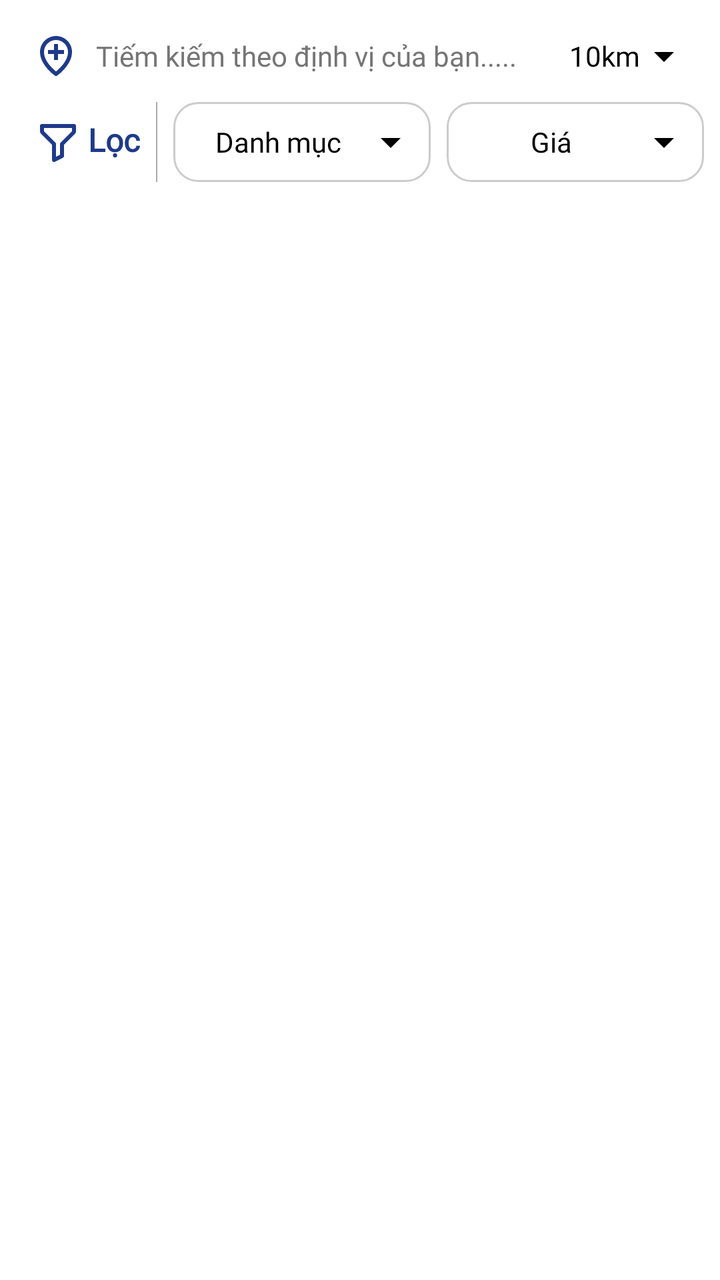
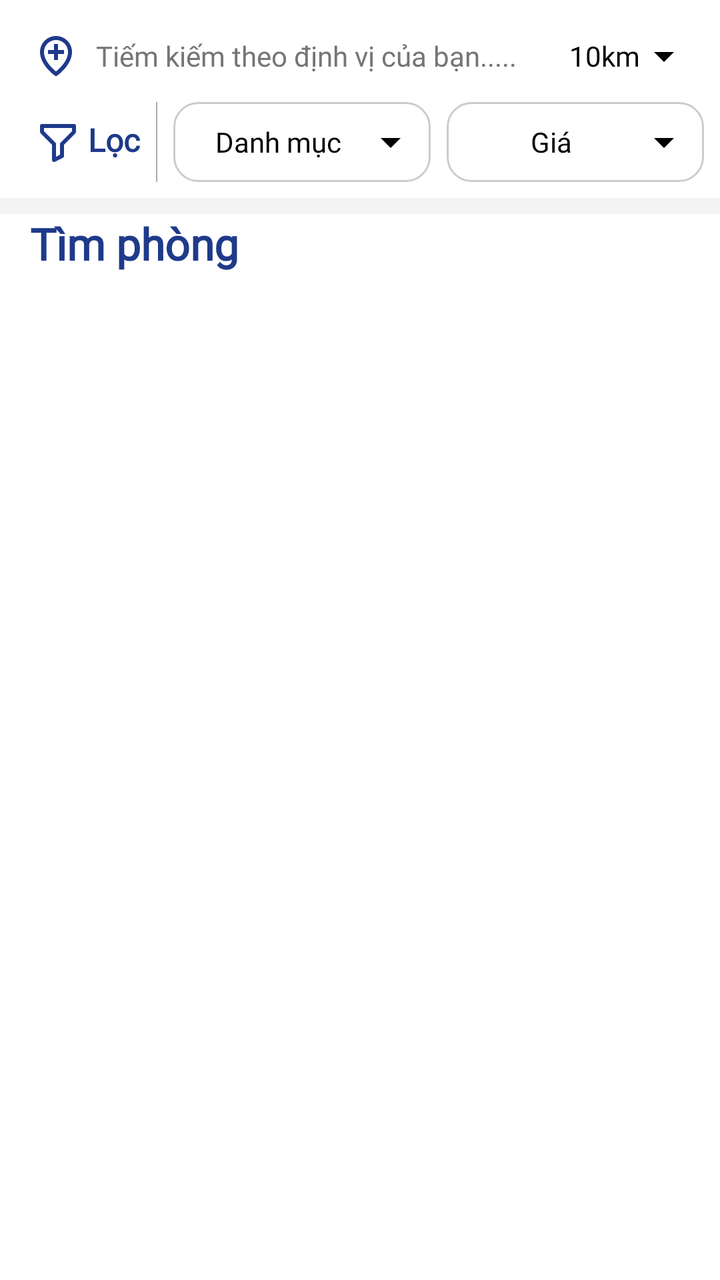

Screens rendered from an Android XML layout before and after an edit, with the pre-edit source and the edit as a unified diff.
<!-- AndroidManifest.xml: application theme Theme.FatherOfApps -->
<!-- res/layout/fragment_search.xml -->
<?xml version="1.0" encoding="utf-8"?>
<layout xmlns:android="http://schemas.android.com/apk/res/android"
    xmlns:app="http://schemas.android.com/apk/res-auto">

    <data>
        
        <variable
            name="viewModel"
            type="com.fatherofapps.androidbase.ui.search.SearchViewModel" />
    </data>

    <androidx.constraintlayout.widget.ConstraintLayout
        android:layout_width="match_parent"
        android:layout_height="match_parent">

        <LinearLayout
            android:layout_width="match_parent"
            android:layout_height="wrap_content"
            android:background="@android:color/white"
            android:orientation="vertical"
            android:padding="8dp"
            app:layout_constraintEnd_toEndOf="parent"
            app:layout_constraintStart_toStartOf="parent"
            app:layout_constraintTop_toTopOf="parent">

            
            <LinearLayout
                android:id="@+id/btn_filter_area"
                android:layout_width="match_parent"
                android:layout_height="wrap_content"
                android:background="@android:color/white"
                android:gravity="center_vertical"
                android:orientation="horizontal"
                android:padding="8dp">

                
                <ImageView
                    android:layout_width="24dp"
                    android:layout_height="24dp"
                    android:src="@drawable/icon_loaction" />

                
                <TextView
                    android:layout_width="wrap_content"
                    android:layout_height="wrap_content"
                    android:layout_marginStart="8dp"
                    android:layout_weight="1"
                    android:ellipsize="end"
                    android:fontFamily="@font/roboto_regular"
                    android:maxLines="1"
                    android:text="Tiếm kiếm theo định vị của bạn.....               "
                    android:textColor="#757575"
                    android:textSize="14sp" />

                
                <TextView
                    android:layout_width="wrap_content"
                    android:layout_height="wrap_content"
                    android:layout_marginStart="8dp"
                    android:drawableEnd="@drawable/ic_arrow_down"
                    android:fontFamily="@font/roboto_regular"
                    android:gravity="center_vertical"
                    android:text="10km"
                    android:textColor="@android:color/black"
                    android:textSize="14sp" />
            </LinearLayout>

            
            <LinearLayout
                android:layout_width="match_parent"
                android:layout_height="wrap_content"
                android:layout_marginTop="3dp"
                android:gravity="center_vertical"
                android:orientation="horizontal">

                
                <LinearLayout
                    android:layout_width="wrap_content"
                    android:layout_height="wrap_content"
                    android:layout_marginLeft="8dp"
                    android:gravity="start"
                    android:orientation="horizontal">

                    
                    <ImageView
                        android:layout_width="24dp"
                        android:layout_height="24dp"
                        android:src="@drawable/ic_filter" />

                    
                    <TextView
                        android:layout_width="wrap_content"
                        android:layout_height="wrap_content"
                        android:layout_marginStart="4dp"
                        android:fontFamily="@font/roboto_regular"
                        android:text="Lọc"
                        android:textColor="@color/color_main"
                        android:textSize="16sp"
                        android:textStyle="bold" />

                    

                </LinearLayout>

                <View
                    android:layout_width="0.5dp"
                    android:layout_height="match_parent"
                    android:layout_marginStart="8dp"
                    android:background="@android:color/darker_gray" />

                
                <TextView
                    android:id="@+id/spinner_category"
                    android:layout_width="0dp"
                    android:layout_height="wrap_content"
                    android:layout_marginStart="8dp"
                    android:layout_weight="1"
                    android:background="@drawable/spinner_background"
                    android:drawableEnd="@drawable/ic_arrow_down"
                    android:fontFamily="@font/roboto_regular"
                    android:gravity="center"
                    android:text="Danh mục"
                    android:textColor="@android:color/black" />

                
                <TextView
                    android:id="@+id/spinner_price"
                    android:layout_width="0dp"
                    android:layout_height="wrap_content"
                    android:layout_marginStart="8dp"
                    android:layout_weight="1"
                    android:background="@drawable/spinner_background"
                    android:drawableEnd="@drawable/ic_arrow_down"
                    android:fontFamily="@font/roboto_regular"
                    android:gravity="center"
                    android:text="Giá"
                    android:textColor="@color/black" />
            </LinearLayout>

        </LinearLayout>
    </androidx.constraintlayout.widget.ConstraintLayout>

</layout>
<!-- resources referenced by this layout -->
<resources>
  <color name="black">#FF000000</color>
  <color name="color_main">#1E3A8A</color>
  <!-- drawable ic_arrow_down (drawable) -->
  <vector xmlns:android="http://schemas.android.com/apk/res/android" android:height="24dp" android:tint="#000000" android:viewportHeight="24" android:viewportWidth="24" android:width="24dp">
        
      <path android:fillColor="@android:color/white" android:pathData="M7,10l5,5 5,-5z"/>
      
  </vector>
  <!-- drawable ic_filter (drawable) -->
  <vector xmlns:android="http://schemas.android.com/apk/res/android"
      android:width="24dp"
      android:height="24dp"
      android:viewportWidth="24"
      android:viewportHeight="24">
    <path
        android:fillColor="@color/color_main"
        android:pathData="M21,3L5,3a1,1 0,0 0,-1 1v2.59c0,0.523 0.213,1.037 0.583,1.407L10,13.414L10,21a1.001,1.001 0,0 0,1.447 0.895l4,-2c0.339,-0.17 0.553,-0.516 0.553,-0.895v-5.586l5.417,-5.417c0.37,-0.37 0.583,-0.884 0.583,-1.407L22,4a1,1 0,0 0,-1 -1zM14.293,12.293A0.996,0.996 0,0 0,14 13v5.382l-2,1L12,13a0.996,0.996 0,0 0,-0.293 -0.707L6,6.59L6,5h14.001l0.002,1.583 -5.71,5.71z"/>
  </vector>
  <!-- drawable spinner_background (drawable) -->
  <?xml version="1.0" encoding="utf-8"?>
  <shape xmlns:android="http://schemas.android.com/apk/res/android">
      
      <solid android:color="@android:color/white" />
  
      
      <stroke
          android:width="1dp"
          android:color="#CCCCCC" /> 
  
      
      <corners android:radius="12dp" />
  
      
      <padding
          android:left="8dp"
          android:top="8dp"
          android:right="8dp"
          android:bottom="8dp" />
  </shape>
  <color name="primaryColor">#ff6c2f</color>
  <color name="primaryDarkColor">#c53a00</color>
  <color name="white">#FFFFFFFF</color>
  <color name="primaryLightColor">#ff9e5d</color>
  <!-- unchanged entries left out for length: 2 -->
</resources>

<!-- the commit's change to res/layout/fragment_search.xml (unified diff, before → after) -->
@@ -1,6 +1,7 @@
 <?xml version="1.0" encoding="utf-8"?>
 <layout xmlns:android="http://schemas.android.com/apk/res/android"
-    xmlns:app="http://schemas.android.com/apk/res-auto">
+    xmlns:app="http://schemas.android.com/apk/res-auto"
+    xmlns:tools="http://schemas.android.com/tools">
 
     <data>
         
@@ -14,6 +15,7 @@
         android:layout_height="match_parent">
 
         <LinearLayout
+            android:id="@+id/linearLayout3"
             android:layout_width="match_parent"
             android:layout_height="wrap_content"
             android:background="@android:color/white"
@@ -138,6 +140,212 @@
             </LinearLayout>
 
         </LinearLayout>
+
+        <LinearLayout
+            android:id="@+id/linearLayout4"
+            android:layout_width="match_parent"
+            android:layout_height="wrap_content"
+            android:background="#F4F4F4"
+            android:gravity="center_vertical"
+            android:orientation="horizontal"
+            android:padding="4dp"
+            app:layout_constraintEnd_toEndOf="parent"
+            app:layout_constraintStart_toStartOf="parent"
+            app:layout_constraintTop_toBottomOf="@+id/linearLayout3" />
+
+
+        <TextView
+            android:id="@+id/tvOfferProducts"
+            android:layout_width="wrap_content"
+            android:layout_height="wrap_content"
+            android:fontFamily="@font/roboto_regular"
+            android:text="Tìm phòng"
+            android:textColor="@color/color_main"
+            android:textSize="22sp"
+            android:textStyle="bold"
+            app:layout_constraintStart_toStartOf="@id/rv_product_filter"
+            app:layout_constraintTop_toBottomOf="@+id/linearLayout4" />
+
+        <androidx.recyclerview.widget.RecyclerView
+            android:id="@+id/rv_product_filter"
+            android:layout_width="match_parent"
+            android:layout_height="wrap_content"
+            android:orientation="vertical"
+            android:overScrollMode="never"
+            app:layout_constraintEnd_toEndOf="parent"
+            tools:listitem="@layout/product_item_filter"
+            app:layout_constraintStart_toStartOf="parent"
+            app:layout_constraintTop_toBottomOf="@id/tvOfferProducts"
+            android:layout_marginTop="10dp"
+            android:layout_marginStart="15dp"
+            android:layout_marginEnd="15dp"/>
+
     </androidx.constraintlayout.widget.ConstraintLayout>
 
 </layout>
+<!-- res/layout/product_item_filter.xml (included above) -->
+<?xml version="1.0" encoding="utf-8"?>
+<androidx.cardview.widget.CardView
+    xmlns:android="http://schemas.android.com/apk/res/android"
+    xmlns:app="http://schemas.android.com/apk/res-auto"
+    android:layout_width="match_parent"
+    android:layout_height="wrap_content"
+    android:layout_margin="3dp"
+    app:cardCornerRadius="8dp"
+    android:background="#FFFFFF"
+    app:cardElevation="4dp"
+    app:cardBackgroundColor="#FFFFFF"> 
+
+    <LinearLayout
+        android:layout_width="match_parent"
+        android:layout_height="wrap_content"
+        android:orientation="horizontal"
+        android:padding="8dp">
+
+        
+        <androidx.cardview.widget.CardView
+            android:layout_width="80dp"
+            android:layout_height="80dp"
+            app:cardCornerRadius="10dp"
+            android:layout_marginBottom="8dp">
+
+            
+            <FrameLayout
+                android:layout_width="match_parent"
+                android:layout_height="match_parent">
+
+                
+                <ImageView
+                    android:id="@+id/product_image"
+                    android:layout_width="match_parent"
+                    android:layout_height="match_parent"
+                    android:scaleType="centerCrop" />
+
+                
+                <ImageView
+                    android:id="@+id/icon_camera"
+                    android:layout_width="20dp"
+                    android:layout_height="30dp"
+                    android:src="@drawable/icon_camera"
+                    android:layout_gravity="top|start"
+                    android:layout_margin="6dp" /> 
+
+                
+                <TextView
+                    android:id="@+id/quantityImage"
+                    android:layout_width="wrap_content"
+                    android:layout_height="wrap_content"
+                    android:padding="4dp"
+                    android:text="8"
+                    android:textStyle="bold"
+                    android:textSize="10sp"
+                    android:textColor="#FF0000"
+                    android:layout_gravity="top|start"
+                    android:layout_marginStart="10dp"
+                    android:layout_marginTop="10dp"/>
+            </FrameLayout>
+
+
+        </androidx.cardview.widget.CardView>
+        <LinearLayout
+            android:layout_width="match_parent"
+            android:layout_height="wrap_content"
+            android:layout_marginStart="8dp"
+            android:orientation="vertical">
+
+            <TextView
+                android:id="@+id/product_name"
+                android:layout_width="wrap_content"
+                android:layout_height="wrap_content"
+                android:text="Tên sản phẩm"
+                android:textSize="12sp"
+                android:textStyle="bold"
+                android:paddingBottom="4dp"
+                android:textColor="#000000" />
+
+            <LinearLayout
+                android:layout_width="match_parent"
+                android:layout_height="wrap_content"
+                android:orientation="horizontal"
+                android:gravity="center_vertical">
+
+                
+                <TextView
+                    android:id="@+id/product_price"
+                    android:layout_width="wrap_content"
+                    android:layout_height="wrap_content"
+                    android:text="Giá sản phẩm"
+                    android:textSize="12sp"
+                    android:textStyle="bold"
+                    android:textColor="#FF0000" />
+
+                
+                <ImageView
+                    android:id="@+id/favorite_icon"
+                    android:layout_width="24dp"
+                    android:layout_height="24dp"
+                    android:layout_gravity="end"
+                    android:layout_marginStart="8dp"
+                    android:src="@drawable/icon_favorite" />
+            </LinearLayout>
+
+            <LinearLayout
+                android:layout_width="match_parent"
+                android:layout_height="wrap_content"
+                android:orientation="horizontal"
+                android:gravity="center_vertical"
+                android:paddingTop="4dp">
+
+                
+                <LinearLayout
+                    android:layout_width="0dp"
+                    android:layout_height="wrap_content"
+                    android:layout_weight="1"
+                    android:orientation="horizontal"
+                    android:gravity="center_vertical">
+
+                    
+                    <ImageView
+                        android:layout_width="16dp"
+                        android:layout_height="16dp"
+                        android:src="@drawable/icon_timer"/>
+
+                    <TextView
+                        android:id="@+id/product_last_modified"
+                        android:layout_width="wrap_content"
+                        android:layout_height="wrap_content"
+                        android:text="Thông tin bổ sung"
+                        android:textSize="8sp"
+                        android:textStyle="bold"
+                        android:textColor="#888888"
+                        android:layout_marginStart="4dp" />
+                </LinearLayout>
+
+                
+                <LinearLayout
+                    android:layout_width="0dp"
+                    android:layout_height="wrap_content"
+                    android:layout_weight="1"
+                    android:orientation="horizontal"
+                    android:gravity="center_vertical">
+
+                    
+                    <ImageView
+                        android:layout_width="16dp"
+                        android:layout_height="16dp"
+                        android:src="@drawable/icon_loaction" />
+
+                    <TextView
+                        android:id="@+id/product_location"
+                        android:layout_width="wrap_content"
+                        android:layout_height="wrap_content"
+                        android:text="Vị trí"
+                        android:textStyle="bold"
+                        android:textSize="8sp"
+                        android:textColor="#888888"
+                        android:layout_marginStart="4dp" />
+                </LinearLayout>
+            </LinearLayout>
+        </LinearLayout>
+    </LinearLayout>
+</androidx.cardview.widget.CardView>
<!-- resource entries referenced after the edit -->
@@ -17,6 +17,36 @@
     <path
         android:fillColor="@color/color_main"
         android:pathData="M21,3L5,3a1,1 0,0 0,-1 1v2.59c0,0.523 0.213,1.037 0.583,1.407L10,13.414L10,21a1.001,1.001 0,0 0,1.447 0.895l4,-2c0.339,-0.17 0.553,-0.516 0.553,-0.895v-5.586l5.417,-5.417c0.37,-0.37 0.583,-0.884 0.583,-1.407L22,4a1,1 0,0 0,-1 -1zM14.293,12.293A0.996,0.996 0,0 0,14 13v5.382l-2,1L12,13a0.996,0.996 0,0 0,-0.293 -0.707L6,6.59L6,5h14.001l0.002,1.583 -5.71,5.71z"/>
+  </vector>
+  <!-- drawable icon_camera (drawable) -->
+  <vector xmlns:android="http://schemas.android.com/apk/res/android"
+      android:width="24dp"
+      android:height="24dp"
+      android:viewportWidth="24"
+      android:viewportHeight="24">
+  
+    <path
+        android:fillColor="@color/grey_font"
+        android:pathData="M20,5h-2.586l-2.707,-2.707A0.996,0.996 0,0 0,14 2h-4a0.996,0.996 0,0 0,-0.707 0.293L6.586,5H4c-1.103,0 -2,0.897 -2,2v11c0,1.103 0.897,2 2,2h16c1.103,0 2,-0.897 2,-2V7c0,-1.103 -0.897,-2 -2,-2zM4,18V7h3c0.266,0 0.52,-0.105 0.707,-0.293L10.414,4h3.172l2.707,2.707A0.996,0.996 0,0 0,17 7h3l0.002,11H4z"/>
+  </vector>
+  <!-- drawable icon_favorite (drawable) -->
+  <vector xmlns:android="http://schemas.android.com/apk/res/android" android:height="24dp" android:tint="#D0021C" android:viewportHeight="24" android:viewportWidth="24" android:width="24dp">
+        
+      <path android:fillColor="@android:color/white" android:pathData="M16.5,3c-1.74,0 -3.41,0.81 -4.5,2.09C10.91,3.81 9.24,3 7.5,3 4.42,3 2,5.42 2,8.5c0,3.78 3.4,6.86 8.55,11.54L12,21.35l1.45,-1.32C18.6,15.36 22,12.28 22,8.5 22,5.42 19.58,3 16.5,3zM12.1,18.55l-0.1,0.1 -0.1,-0.1C7.14,14.24 4,11.39 4,8.5 4,6.5 5.5,5 7.5,5c1.54,0 3.04,0.99 3.57,2.36h1.87C13.46,5.99 14.96,5 16.5,5c2,0 3.5,1.5 3.5,3.5 0,2.89 -3.14,5.74 -7.9,10.05z"/>
+      
+  </vector>
+  <!-- drawable icon_timer (drawable) -->
+  <vector xmlns:android="http://schemas.android.com/apk/res/android"
+      android:width="24dp"
+      android:height="24dp"
+      android:viewportWidth="24"
+      android:viewportHeight="24">
+    <path
+        android:fillColor="@color/color_main"
+        android:pathData="m20.145,8.27 l1.563,-1.563 -1.414,-1.414L18.586,7c-1.05,-0.63 -2.274,-1 -3.586,-1 -3.859,0 -7,3.14 -7,7s3.141,7 7,7 7,-3.14 7,-7a6.966,6.966 0,0 0,-1.855 -4.73zM15,18c-2.757,0 -5,-2.243 -5,-5s2.243,-5 5,-5 5,2.243 5,5 -2.243,5 -5,5z"/>
+    <path
+        android:fillColor="@color/color_main"
+        android:pathData="M14,10h2v4h-2zM13,3h4v2h-4zM3,8h4v2L3,10zM3,16h4v2L3,18zM2,12h3.99v2L2,14z"/>
   </vector>
   <!-- drawable spinner_background (drawable) -->
   <?xml version="1.0" encoding="utf-8"?>
